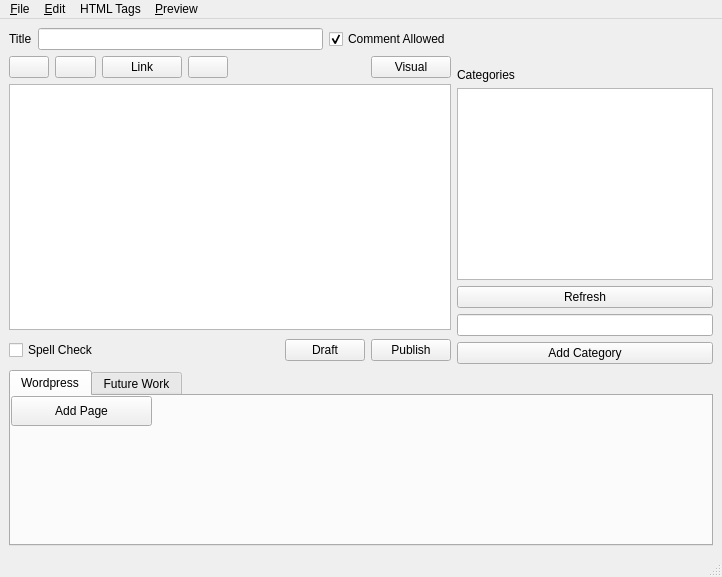
First picture: the form in ui/Lekhonee.ui, repository siddhesh/lekhonee, before the edit.
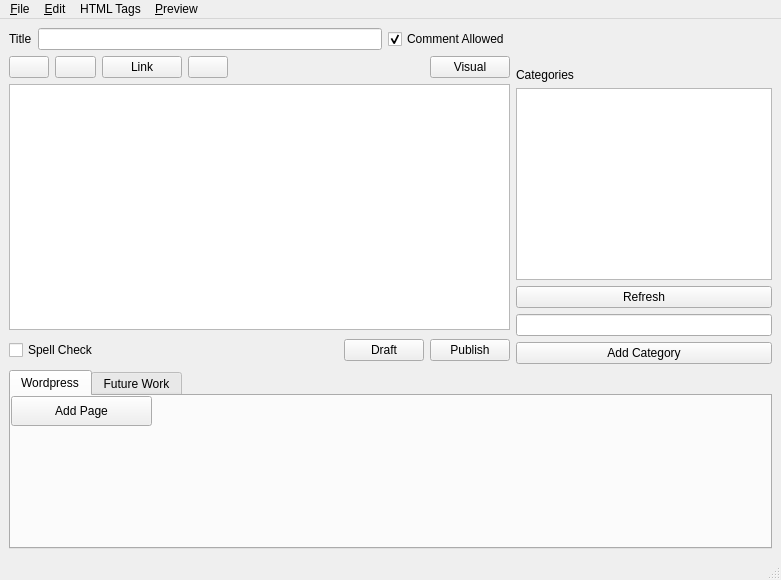
Second picture: the form after the edit. Icons and pictures are not drawn. Custom widgets are drawn as their Qt base class.

Commit message: Lekhonee msg checkbox added in edit menu

```diff
--- a/ui/Lekhonee.ui
+++ b/ui/Lekhonee.ui
@@ -6,8 +6,8 @@
    <rect>
     <x>0</x>
     <y>0</y>
-    <width>722</width>
-    <height>577</height>
+    <width>781</width>
+    <height>580</height>
    </rect>
   </property>
   <property name="windowTitle">
@@ -325,6 +325,12 @@
     </item>
     <item row="1" column="0" colspan="2">
      <widget class="QTabWidget" name="serverTabs">
+      <property name="sizePolicy">
+       <sizepolicy hsizetype="Expanding" vsizetype="Expanding">
+        <horstretch>0</horstretch>
+        <verstretch>0</verstretch>
+       </sizepolicy>
+      </property>
       <property name="currentIndex">
        <number>0</number>
       </property>
@@ -370,7 +376,7 @@
     <rect>
      <x>0</x>
      <y>0</y>
-     <width>722</width>
+     <width>781</width>
      <height>30</height>
     </rect>
    </property>
```
Left out of the diff: 12 changed lines with no effect on the pictures. The commit also changes 1 other file.
